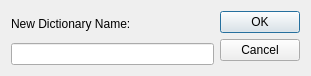
The window that rename.ui (Luis-Licea/NoteSpisok) describes before a commit, drawn with Qt 5.
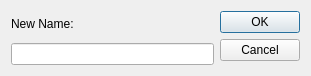
The same window after the commit.

```diff
--- a/rename.ui
+++ b/rename.ui
@@ -19,7 +19,7 @@
      <item>
       <widget class="QLabel" name="label">
        <property name="text">
-        <string>New Dictionary Name:</string>
+        <string>New Name:</string>
        </property>
       </widget>
      </item>
```
